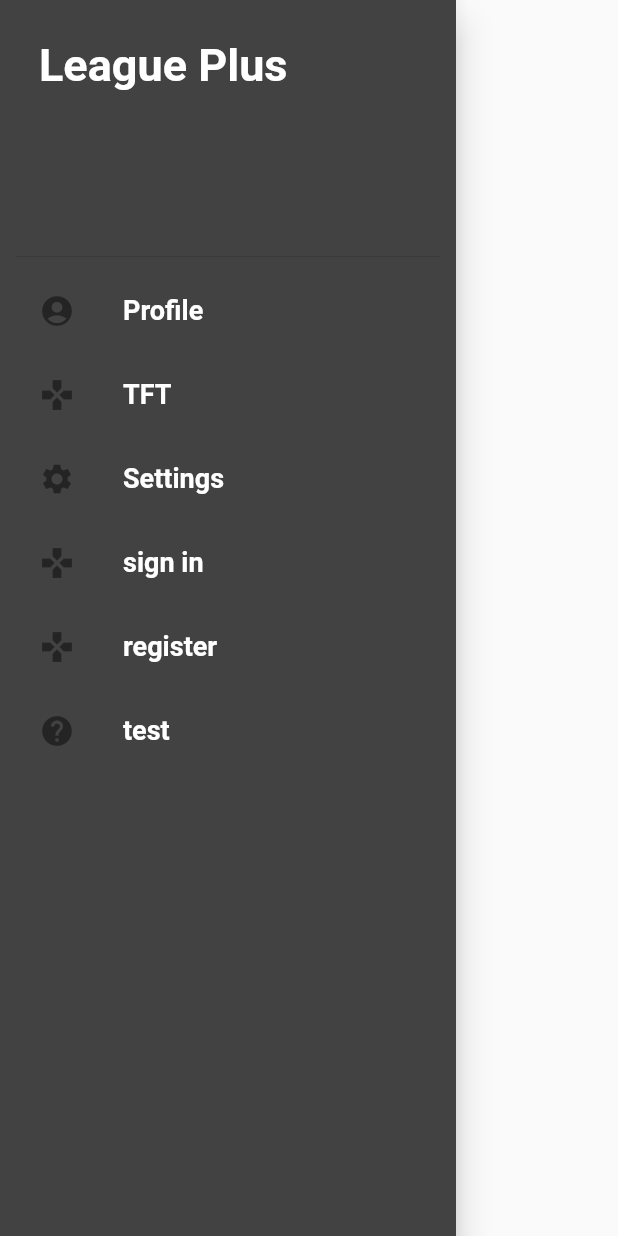
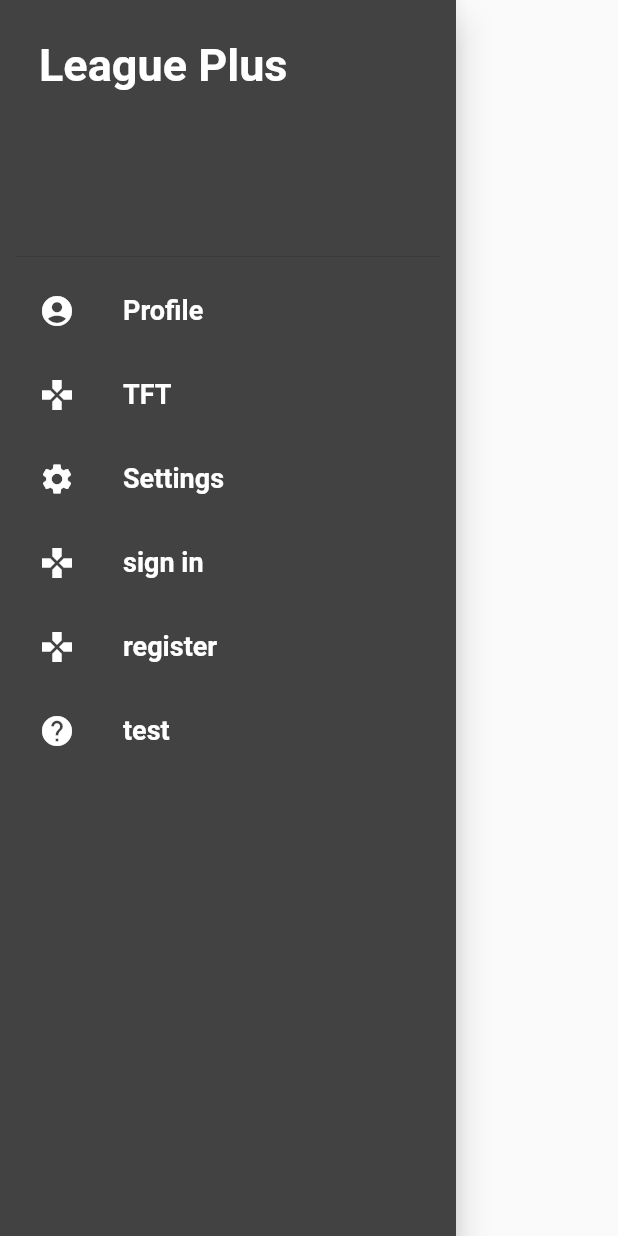
Before and after one commit to BartoszLitwa/league_plus, a Flutter app: the MainDrawer widget shown alone on an empty page, opened directly, on a phone screen of 412 x 824 dp. Run offline on Flutter 3.47's test engine with Material 2 defaults, Android fonts, the phone set to English and light mode, and no system bars; our stand-ins replace cloud_firestore, firebase_auth, flutter_spinkit, shared_preferences; accounts and stored records are empty; network calls fail.

```diff
--- a/lib/screens/home/drawer.dart
+++ b/lib/screens/home/drawer.dart
@@ -6,11 +6,6 @@ import 'package:league_plus/services/league/league_api.dart';
 import 'package:league_plus/services/league/classes.dart';
 
 class MainDrawer extends StatefulWidget {
-  final Color white;
-  final Color dark;
-
-  MainDrawer({this.white, this.dark});
-
   @override
   _MainDrawerState createState() => _MainDrawerState();
 }
@@ -36,7 +31,7 @@ class _MainDrawerState extends State<MainDrawer> {
             ),
 
             ListTile(
-              leading: Icon(Icons.account_circle, color: widget.white),
+              leading: Icon(Icons.account_circle, color: Theme.of(context).accentColor),
               title: Text('Profile', style: defaultStyle),
               onTap: () async {
                 var sum = await LeagueService.getSummonerByName(Regions.eune, 'Synn3K');
@@ -45,7 +40,7 @@ class _MainDrawerState extends State<MainDrawer> {
             ),
 
             ListTile(
-              leading: Icon(Icons.games, color: widget.white),
+              leading: Icon(Icons.games, color: Theme.of(context).accentColor),
               title: Text('TFT', style: defaultStyle),
               onTap: () async {
                 var sum = await LeagueService.getSummonerByName(Regions.eune, 'LazyTurtle345');
@@ -54,7 +49,7 @@ class _MainDrawerState extends State<MainDrawer> {
             ),
 
             ListTile(
-              leading: Icon(Icons.settings, color: widget.white),
+              leading: Icon(Icons.settings, color: Theme.of(context).accentColor),
               title: Text('Settings', style: defaultStyle),
               onTap: () async {
                 print('Logging in');
@@ -64,7 +59,7 @@ class _MainDrawerState extends State<MainDrawer> {
             ),
 
             ListTile(
-              leading: Icon(Icons.games, color: widget.white),
+              leading: Icon(Icons.games, color: Theme.of(context).accentColor),
               title: Text('sign in', style: defaultStyle),
               onTap: () async {
                 await AuthService().signInWithEmailAndPassword('bartosz.maciej.litwa@gmail.com', 'test1234');
@@ -72,7 +67,7 @@ class _MainDrawerState extends State<MainDrawer> {
             ),
 
             ListTile(
-              leading: Icon(Icons.games, color: widget.white),
+              leading: Icon(Icons.games, color: Theme.of(context).accentColor),
               title: Text('register', style: defaultStyle),
               onTap: () async {
                 await AuthService().registerWithEmailAndPassword('bartosz.maciej.litwa@gmail.com', 'test1234');
@@ -80,7 +75,7 @@ class _MainDrawerState extends State<MainDrawer> {
             ),
 
             ListTile(
-              leading: Icon(Icons.help, color: widget.white),
+              leading: Icon(Icons.help, color: Theme.of(context).accentColor),
               title: Text('test', style: defaultStyle),
               onTap: () async {
                 DatabaseService.favouriteSummoners();
--- /dev/null
+++ b/lib/screens/search_summoner/search_main.dart
@@ -0,0 +1,30 @@
+import 'package:flutter/material.dart';
+import 'package:league_plus/screens/search_summoner/summoner_overview.dart';
+import 'package:league_plus/screens/shared/main_scaffold.dart';
+import 'package:league_plus/services/league/classes.dart';
+import 'package:league_plus/services/league/league_api.dart';
+
+class SearchSummoner extends StatefulWidget {
+  @override
+  _SearchSummonerState createState() => _SearchSummonerState();
+}
+
+class _SearchSummonerState extends State<SearchSummoner> {
+  final String currentTitle = 'League of Legends';
+
+  @override
+  Widget build(BuildContext context) {
+    final FavouriteSummoner sum = ModalRoute.of(context).settings.arguments ?? FavouriteSummoner(region: Regions.eune, summonerID: 'Synn3K');
+
+    return MainScaffold(title: 'League of Legends',
+     body: Padding(
+        padding: const EdgeInsets.all(8.0),
+        child: Column(
+          children: <Widget>[
+            SummonerOverview(sum: sum)
+          ],
+        ),
+      )
+    );
+  }
+}
--- /dev/null
+++ b/lib/screens/search_summoner/summoner_overview.dart
@@ -0,0 +1,80 @@
+import 'package:flutter/material.dart';
+import 'package:flutter_spinkit/flutter_spinkit.dart';
+import 'package:league_plus/constants/styles.dart';
+import 'package:league_plus/services/league/classes.dart';
+import 'package:league_plus/services/league/league_api.dart';
+
+class SummonerOverview extends StatelessWidget {
+  final FavouriteSummoner sum;
+
+  SummonerOverview({this.sum});
+
+  @override
+  Widget build(BuildContext context) {
+    return FutureBuilder<Summoner>(
+      future: LeagueService.getSummonerByName(sum.region, sum.summonerID),
+      builder: (context, snapshot) {
+        if(snapshot.hasData) {
+          return Container(
+            child: Column(
+              children: <Widget>[
+                Container(
+                  padding: EdgeInsets.all(15),
+                  decoration: BoxDecoration(
+                    color: Theme.of(context).primaryColor,
+                    borderRadius: BorderRadius.all(Radius.circular(15)),
+                  ),
+                  child: Column(
+                    mainAxisAlignment: MainAxisAlignment.start,
+                    crossAxisAlignment: CrossAxisAlignment.start,
+                    children: <Widget>[
+                      Row(
+                        children: <Widget>[
+                          CircleAvatar(
+                            backgroundColor: Colors.transparent,
+                            backgroundImage: NetworkImage(LeagueService.getSummonerIcon(snapshot.data.profileIconId)),
+                            radius: 30,
+                            child: Container(
+                              padding: EdgeInsets.fromLTRB(25, 40, 0, 0),
+                              child: Container(
+                                decoration: BoxDecoration(
+                                  borderRadius: BorderRadius.all(Radius.circular(5)),
+                                  color: Theme.of(context).primaryColor,
+                                ),
+
+                                child: Text(
+                                  snapshot.data.summonerLevel.toString(),
+                                  style: defaultStyle.copyWith(fontSize: 14),
+                                ),
+                              ),
+                            ),
+                          ),
+
+                          SizedBox(width: 20),
+
+                          Expanded(
+                            child: Column(
+                              crossAxisAlignment: CrossAxisAlignment.start,
+                              children: <Widget>[
+                                Text(snapshot.data.name, style: defaultStyle.copyWith(color: Theme.of(context).accentColor, fontSize: 28)),
+                              ],
+                            ),
+                          ),
+                        ]
+                      )
+                    ]
+                  )
+                )
+              ]
+            )
+          );
+        } else {
+          return SpinKitRing(
+            color: Colors.white,
+            size: 50,
+          );
+        }
+      }
+    );
+  }
+}
--- /dev/null
+++ b/lib/screens/shared/main_scaffold.dart
@@ -0,0 +1,36 @@
+import 'package:flutter/material.dart';
+import 'package:league_plus/screens/home/drawer.dart';
+
+class MainScaffold extends StatefulWidget {
+  final Widget body;
+  final String title;
+
+  MainScaffold({this.body, this.title});
+
+  @override
+  _MainScaffoldState createState() => _MainScaffoldState();
+}
+
+class _MainScaffoldState extends State<MainScaffold> {
+  @override
+  Widget build(BuildContext context) {
+    return Scaffold(
+      backgroundColor: Theme.of(context).primaryColor,
+
+      drawer: MainDrawer(),
+
+      appBar: AppBar(
+        backgroundColor: Theme.of(context).primaryColor,
+        elevation: 0,
+        actionsIconTheme: IconThemeData(color: Colors.black),
+        centerTitle: true,
+        title: Text(widget.title),
+        actions: <Widget>[
+
+        ],
+      ),
+
+      body: widget.body,
+    );
+  }
+}
--- a/lib/screens/wrapper.dart
+++ b/lib/screens/wrapper.dart
@@ -1,7 +1,7 @@
 import 'package:firebase_auth/firebase_auth.dart';
 import 'package:flutter/material.dart';
 import 'package:league_plus/screens/authentication/login.dart';
-import 'package:league_plus/screens/home/home.dart';
+import 'package:league_plus/screens/home/league_main.dart';
 import 'package:league_plus/services/FireStore/auth.dart';
 import 'package:league_plus/services/FireStore/database.dart';
 
@@ -24,7 +24,7 @@ class _WrapperState extends State<Wrapper> {
           default:
             if(snapshot.hasData && !snapshot.data.isAnonymous) {
               DatabaseService.uid = snapshot.data.uid;
-              return Home();
+              return LeagueMain();
             }
             else
               return Login();
--- a/pubspec.yaml
+++ b/pubspec.yaml
@@ -25,6 +25,7 @@ dependencies:
     sdk: flutter
   http: ^0.12.1
   shared_preferences: ^0.5.7+2
+  flutter_spinkit: ^4.1.2+1
 
   firebase_auth: ^0.16.0
   cloud_firestore: ^0.13.5
```
Also changed, not shown: lib/main.dart (+13 -3 lines), lib/screens/home/league_main.dart (renamed from lib/screens/home/home.dart, +23 -29 lines), lib/screens/home/search_textField.dart (+11 -13 lines), lib/screens/profile/profile_card.dart (+44 -16 lines), lib/screens/search_summoner/search_home.dart (deleted, +0 -18 lines), lib/services/FireStore/database.dart (+13 -0 lines), lib/services/league/classes.dart (+36 -0 lines), lib/services/league/league_api.dart (+7 -0 lines), lib/services/league/url_routes.dart (+10 -0 lines), lib/screens/home/favourite_tile.dart (line endings or trailing spaces), 1 other file.
